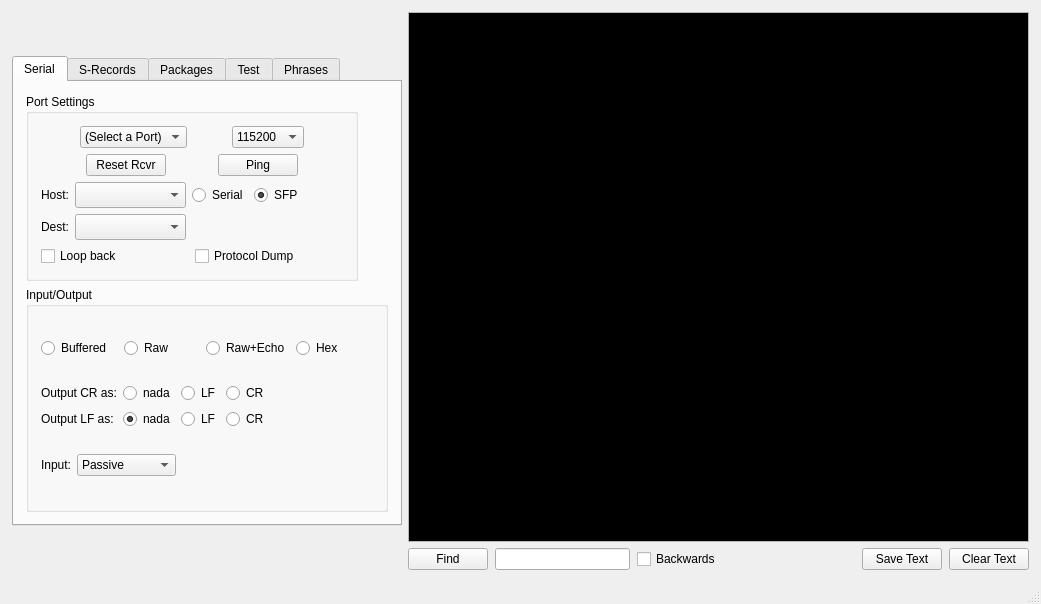
Old version of the form mainWindow.ui in the repository strawbot/TimbreTalk.
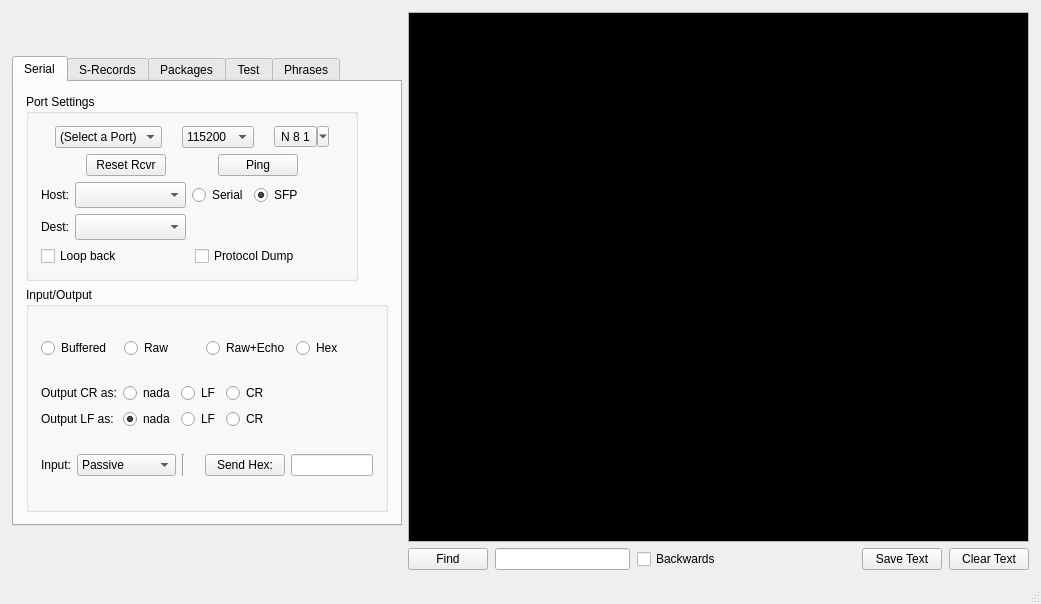
New version of the form.

Patch:
```diff
--- a/mainWindow.ui
+++ b/mainWindow.ui
@@ -160,6 +160,19 @@
                      </item>
                     </widget>
                    </item>
+                   <item>
+                    <widget class="QToolButton" name="toolButton">
+                     <property name="text">
+                      <string notr="true">N 8 1</string>
+                     </property>
+                     <property name="popupMode">
+                      <enum>QToolButton::MenuButtonPopup</enum>
+                     </property>
+                     <property name="toolButtonStyle">
+                      <enum>Qt::ToolButtonTextOnly</enum>
+                     </property>
+                    </widget>
+                   </item>
                   </layout>
                  </item>
                  <item>
@@ -540,6 +553,13 @@
                      </item>
                     </widget>
                    </item>
+                   <item>
+                    <widget class="Line" name="line">
+                     <property name="orientation">
+                      <enum>Qt::Vertical</enum>
+                     </property>
+                    </widget>
+                   </item>
                    <item>
                     <spacer name="horizontalSpacer">
                      <property name="orientation">
@@ -553,6 +573,26 @@
                      </property>
                     </spacer>
                    </item>
+                   <item>
+                    <widget class="QPushButton" name="sendHex">
+                     <property name="text">
+                      <string>Send Hex:</string>
+                     </property>
+                    </widget>
+                   </item>
+                   <item>
+                    <widget class="QLineEdit" name="hexNum">
+                     <property name="minimumSize">
+                      <size>
+                       <width>30</width>
+                       <height>0</height>
+                      </size>
+                     </property>
+                     <property name="alignment">
+                      <set>Qt::AlignRight|Qt::AlignTrailing|Qt::AlignVCenter</set>
+                     </property>
+                    </widget>
+                   </item>
                   </layout>
                  </item>
                 </layout>
```
